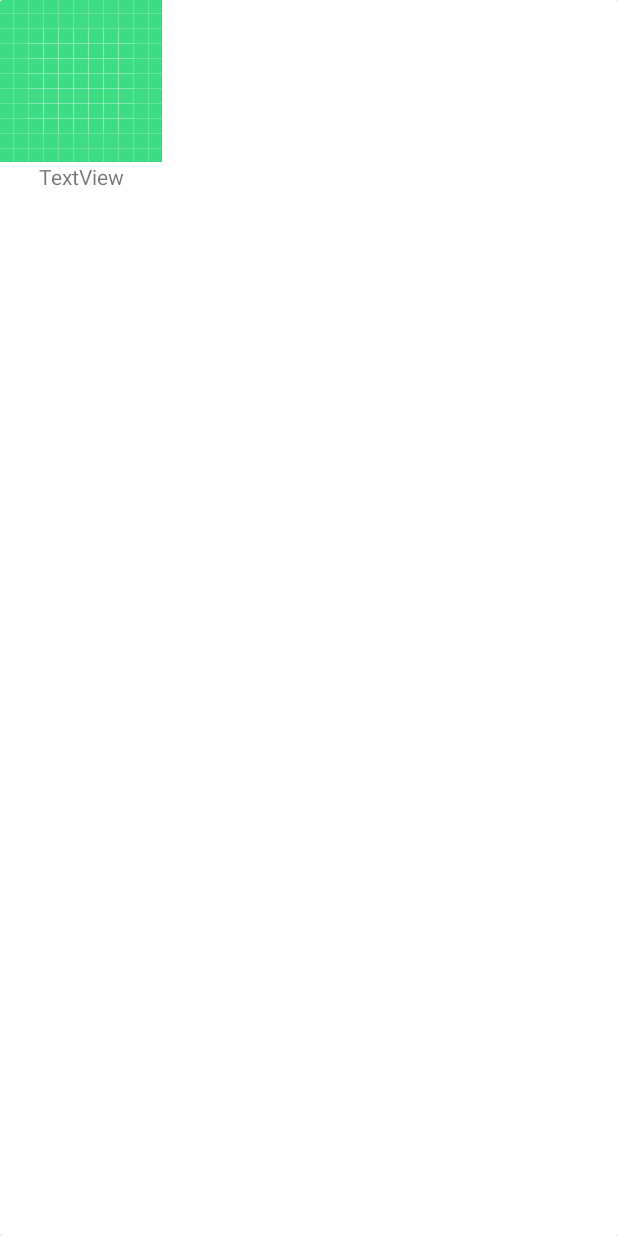
After one commit to herdal06/BreakingBad, an Android app: the layout item_character_row.xml on its own in the app's theme, with its tools: preview values and no code run, on a phone screen of 412 x 824 dp. The commit adds this screen. Run offline under Robolectric (Android 15) with nearby library versions, the phone set to English and light mode, and no system bars.

Commit message:
Create character adapter

```diff
--- /dev/null
+++ b/app/src/main/res/layout/item_character_row.xml
@@ -0,0 +1,34 @@
+<?xml version="1.0" encoding="utf-8"?>
+<androidx.cardview.widget.CardView xmlns:android="http://schemas.android.com/apk/res/android"
+    xmlns:app="http://schemas.android.com/apk/res-auto"
+    android:id="@+id/cardView"
+    android:layout_width="match_parent"
+    android:layout_height="match_parent">
+
+    <androidx.constraintlayout.widget.ConstraintLayout
+        android:layout_width="wrap_content"
+        android:layout_height="wrap_content">
+
+        <ImageView
+            android:id="@+id/ivCharacter"
+            android:layout_width="wrap_content"
+            android:layout_height="wrap_content"
+            app:layout_constraintBottom_toTopOf="@+id/tvCharacterName"
+            app:layout_constraintEnd_toEndOf="parent"
+            app:layout_constraintHorizontal_bias="0.5"
+            app:layout_constraintStart_toStartOf="parent"
+            app:layout_constraintTop_toTopOf="parent"
+            app:srcCompat="@drawable/ic_launcher_background" />
+
+        <TextView
+            android:id="@+id/tvCharacterName"
+            android:layout_width="wrap_content"
+            android:layout_height="wrap_content"
+            android:text="TextView"
+            app:layout_constraintBottom_toBottomOf="parent"
+            app:layout_constraintEnd_toEndOf="parent"
+            app:layout_constraintHorizontal_bias="0.5"
+            app:layout_constraintStart_toStartOf="parent"
+            app:layout_constraintTop_toBottomOf="@+id/ivCharacter" />
+    </androidx.constraintlayout.widget.ConstraintLayout>
+</androidx.cardview.widget.CardView>
```
Also changed, not shown: app/build.gradle (+5 -3 lines), app/src/main/java/com/herdal/breakingbad/presentation/characters/adapter/CharacterAdapter.kt (+28 -1 lines), app/src/main/java/com/herdal/breakingbad/presentation/characters/adapter/CharacterItemDecorator.kt (added, +34 -0 lines), app/src/main/java/com/herdal/breakingbad/presentation/characters/adapter/CharacterViewHolder.kt (+11 -1 lines), app/src/main/java/com/herdal/breakingbad/utils/extensions/ImageViewExtensions.kt (added, +11 -0 lines), app/src/main/java/com/herdal/breakingbad/utils/extensions/PrimitiveTypeExtensions.kt (added, +9 -0 lines), app/src/main/res/layout/fragment_characters.xml (+8 -10 lines).
